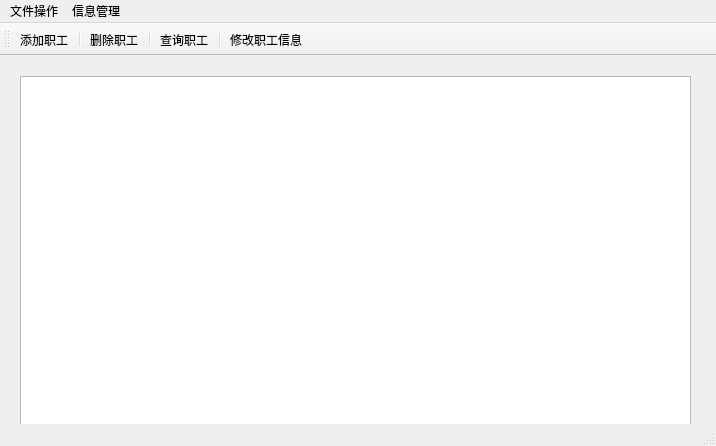
The window that mainwindow.ui (zhangxl601/WorkerManageSystem) describes before a commit, drawn with Qt 5.
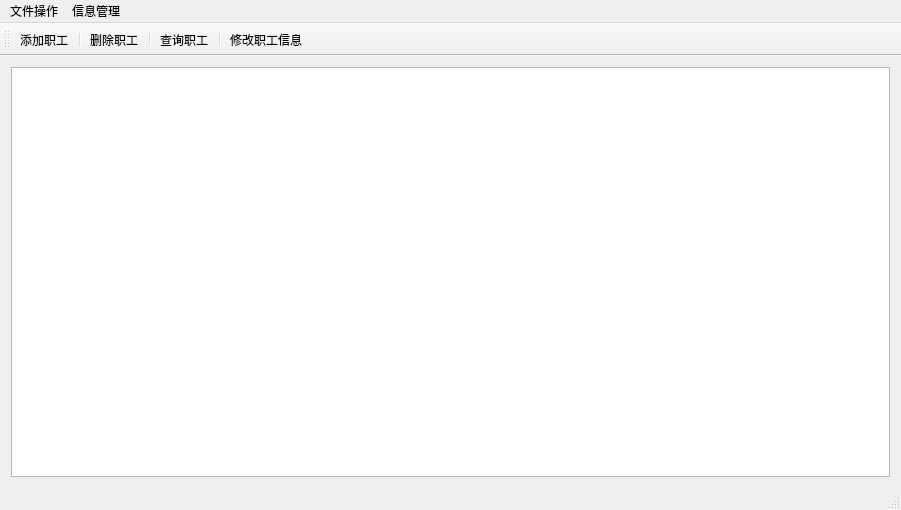
The same window after the commit. Icons and pictures are not drawn.

The edit to the form file:
```diff
--- a/mainwindow.ui
+++ b/mainwindow.ui
@@ -6,31 +6,26 @@
    <rect>
     <x>0</x>
     <y>0</y>
-    <width>716</width>
-    <height>446</height>
+    <width>901</width>
+    <height>510</height>
    </rect>
   </property>
   <property name="windowTitle">
    <string>MainWindow</string>
   </property>
   <widget class="QWidget" name="centralWidget">
-   <widget class="QTableView" name="display_table">
-    <property name="geometry">
-     <rect>
-      <x>20</x>
-      <y>20</y>
-      <width>671</width>
-      <height>371</height>
-     </rect>
-    </property>
-   </widget>
+   <layout class="QGridLayout" name="gridLayout">
+    <item row="0" column="0">
+     <widget class="QTableView" name="display_table"/>
+    </item>
+   </layout>
   </widget>
   <widget class="QMenuBar" name="menuBar">
    <property name="geometry">
     <rect>
      <x>0</x>
      <y>0</y>
-     <width>716</width>
+     <width>901</width>
      <height>23</height>
     </rect>
    </property>
```
Left out of the diff: 12 changed lines with no effect on the pictures.
